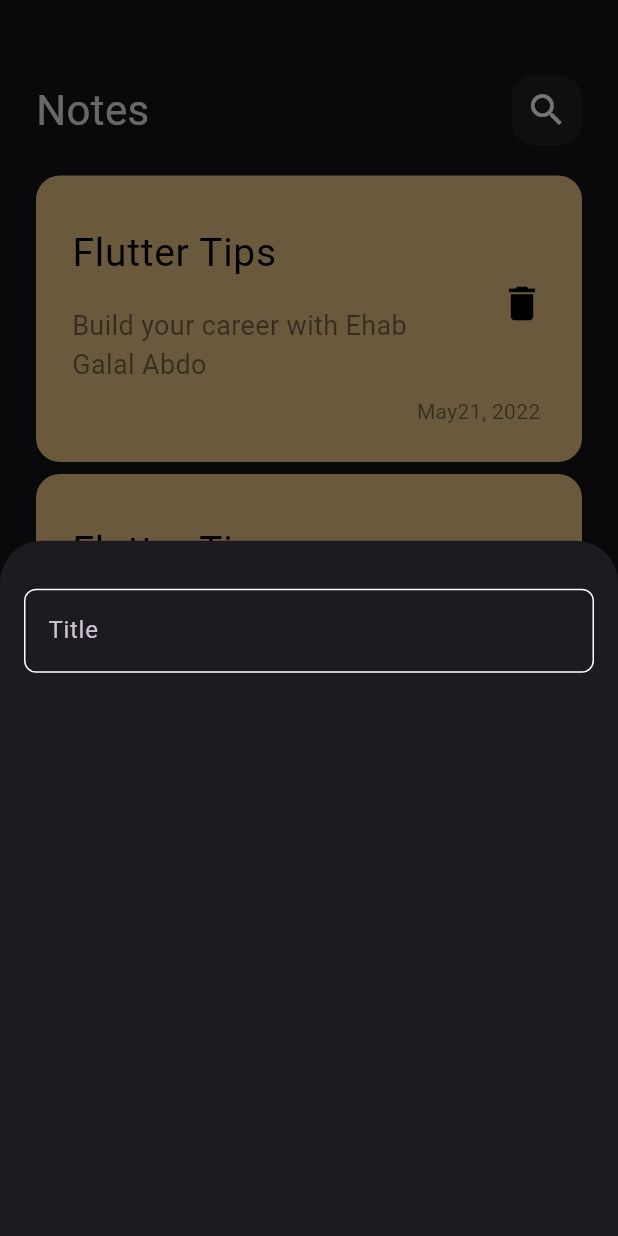
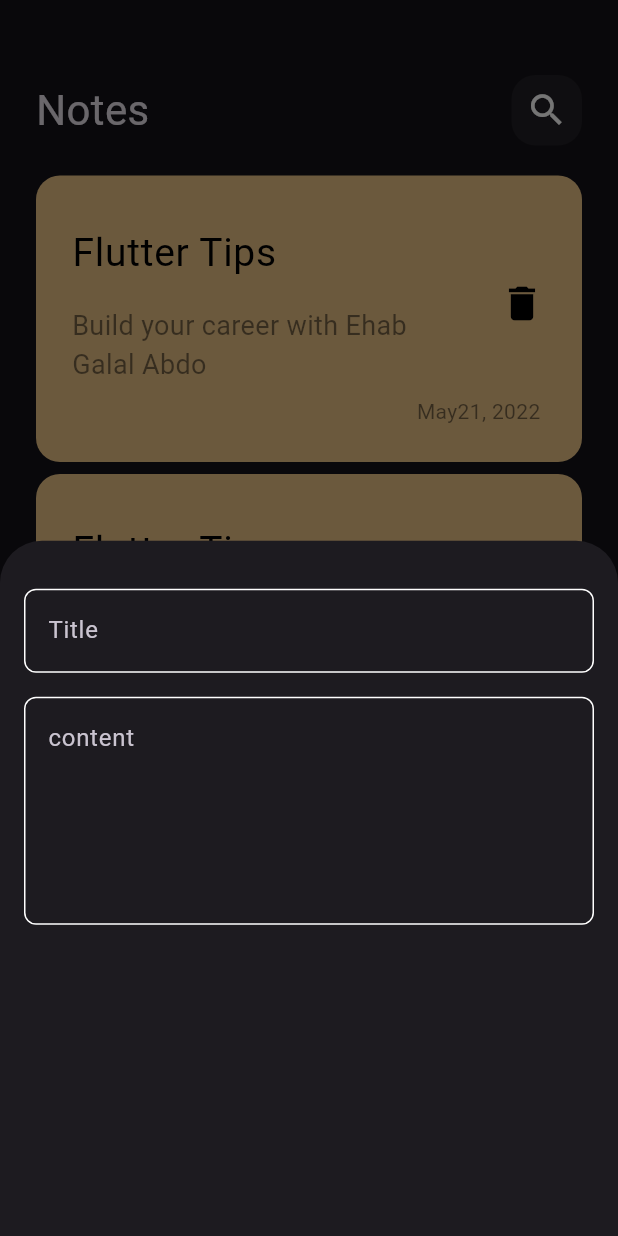
Before and after one commit to EhabGalal10/notes_app, a Flutter app: the screen it shows after launch, after a tap on the "add" icon, on a phone screen of 412 x 824 dp. Run offline on Flutter 3.47's test engine with Material 3 defaults, Android fonts, the phone set to English and light mode, and no system bars.

Commit message:
add fields to notes bottom sheet

```diff
--- a/lib/views/widgets/add_note_bottom_sheet.dart
+++ b/lib/views/widgets/add_note_bottom_sheet.dart
@@ -13,7 +13,14 @@ class AddNoteBottomSheet extends StatelessWidget {
           SizedBox(
             height: 32,
           ),
-          CutomTextField(),
+          CutomTextField(hint: 'Title'),
+          SizedBox(
+            height: 16,
+          ),
+          CutomTextField(
+            hint: 'content',
+            maxLines: 5,
+          ),
         ],
       ),
     );
--- a/lib/views/widgets/custom_text_field.dart
+++ b/lib/views/widgets/custom_text_field.dart
@@ -2,14 +2,17 @@ import 'package:flutter/material.dart';
 import 'package:notesapp/contants.dart';
 
 class CutomTextField extends StatelessWidget {
-  const CutomTextField({super.key});
+  const CutomTextField({super.key, required this.hint, this.maxLines = 1});
+  final String hint;
+  final int maxLines;
 
   @override
   Widget build(BuildContext context) {
     return TextField(
         cursorColor: KprimaryColor,
+        maxLines: maxLines,
         decoration: InputDecoration(
-          hintText: "Title",
+          hintText: hint,
           border: buildBorder(),
           enabledBorder: buildBorder(),
           focusedBorder: buildBorder(KprimaryColor),
```
